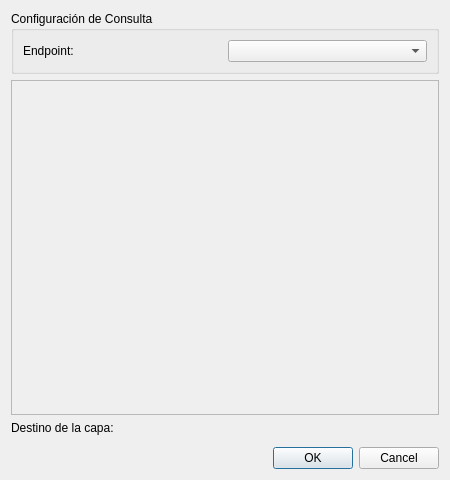
First picture: the form in ui/endpoint_dialog.ui, repository datosgobar/georef-ar-qgis-plugin, before the edit.
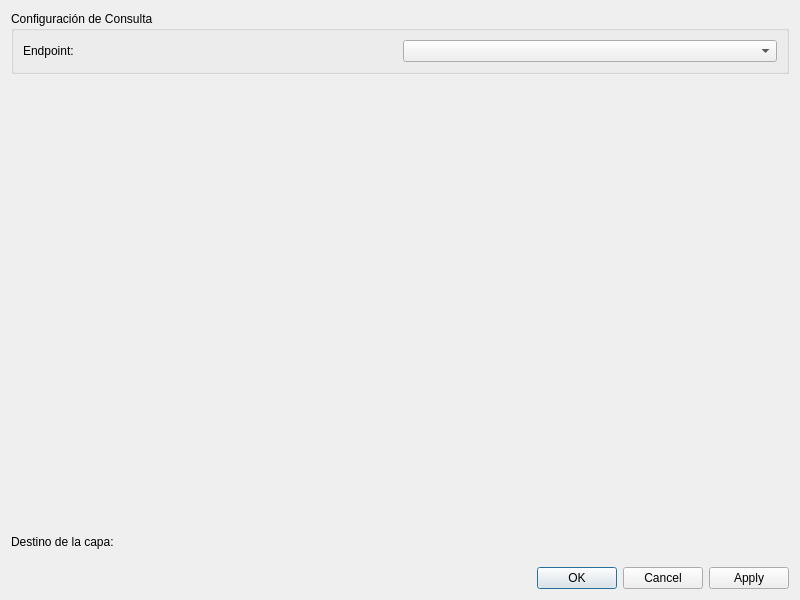
Second picture: the form after the edit. Custom widgets are drawn as their Qt base class.

Commit message: Incorpora endpoints y agrega mejoras

Diff of the .ui file:
```diff
--- a/ui/endpoint_dialog.ui
+++ b/ui/endpoint_dialog.ui
@@ -6,14 +6,32 @@
    <rect>
     <x>0</x>
     <y>0</y>
-    <width>450</width>
-    <height>480</height>
+    <width>800</width>
+    <height>600</height>
    </rect>
   </property>
+  <property name="sizePolicy">
+   <sizepolicy hsizetype="Expanding" vsizetype="Expanding">
+    <horstretch>0</horstretch>
+    <verstretch>0</verstretch>
+   </sizepolicy>
+  </property>
+  <property name="minimumSize">
+   <size>
+    <width>800</width>
+    <height>0</height>
+   </size>
+  </property>
   <property name="windowTitle">
    <string>Consultar API Georef AR</string>
   </property>
+  <property name="sizeGripEnabled">
+   <bool>false</bool>
+  </property>
   <layout class="QVBoxLayout" name="verticalLayout">
+   <property name="spacing">
+    <number>9</number>
+   </property>
    <item>
     <widget class="QGroupBox" name="groupBox_api">
      <property name="title">
@@ -35,6 +53,21 @@
    </item>
    <item>
     <widget class="QScrollArea" name="scrollArea">
+     <property name="sizePolicy">
+      <sizepolicy hsizetype="Expanding" vsizetype="Expanding">
+       <horstretch>0</horstretch>
+       <verstretch>0</verstretch>
+      </sizepolicy>
+     </property>
+     <property name="frameShape">
+      <enum>QFrame::NoFrame</enum>
+     </property>
+     <property name="verticalScrollBarPolicy">
+      <enum>Qt::ScrollBarAsNeeded</enum>
+     </property>
+     <property name="horizontalScrollBarPolicy">
+      <enum>Qt::ScrollBarAlwaysOff</enum>
+     </property>
      <property name="widgetResizable">
       <bool>true</bool>
      </property>
@@ -43,11 +76,33 @@
        <rect>
         <x>0</x>
         <y>0</y>
-        <width>430</width>
-        <height>290</height>
+        <width>512</width>
+        <height>16</height>
        </rect>
       </property>
-      <layout class="QVBoxLayout" name="layout_params"/>
+      <property name="sizePolicy">
+       <sizepolicy hsizetype="Preferred" vsizetype="Maximum">
+        <horstretch>0</horstretch>
+        <verstretch>0</verstretch>
+       </sizepolicy>
+      </property>
+      <layout class="QVBoxLayout" name="layout_params">
+       <property name="spacing">
+        <number>2</number>
+       </property>
+       <property name="leftMargin">
+        <number>0</number>
+       </property>
+       <property name="topMargin">
+        <number>5</number>
+       </property>
+       <property name="rightMargin">
+        <number>0</number>
+       </property>
+       <property name="bottomMargin">
+        <number>5</number>
+       </property>
+      </layout>
      </widget>
     </widget>
    </item>
@@ -64,7 +119,7 @@
    <item>
     <widget class="QDialogButtonBox" name="buttonBox">
      <property name="standardButtons">
-      <set>QDialogButtonBox::Cancel|QDialogButtonBox::Ok</set>
+      <set>QDialogButtonBox::Apply|QDialogButtonBox::Cancel|QDialogButtonBox::Ok</set>
      </property>
     </widget>
    </item>
```
The commit also changes 3 other files.
